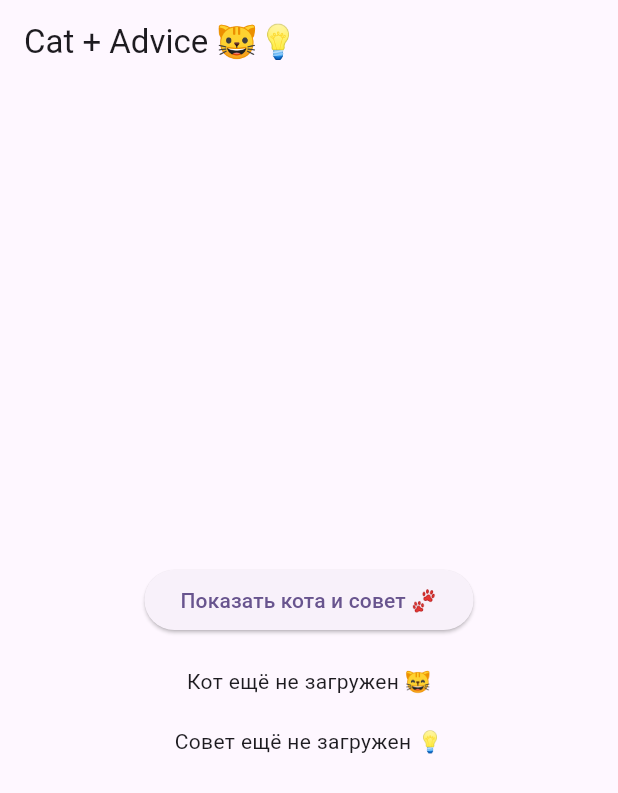
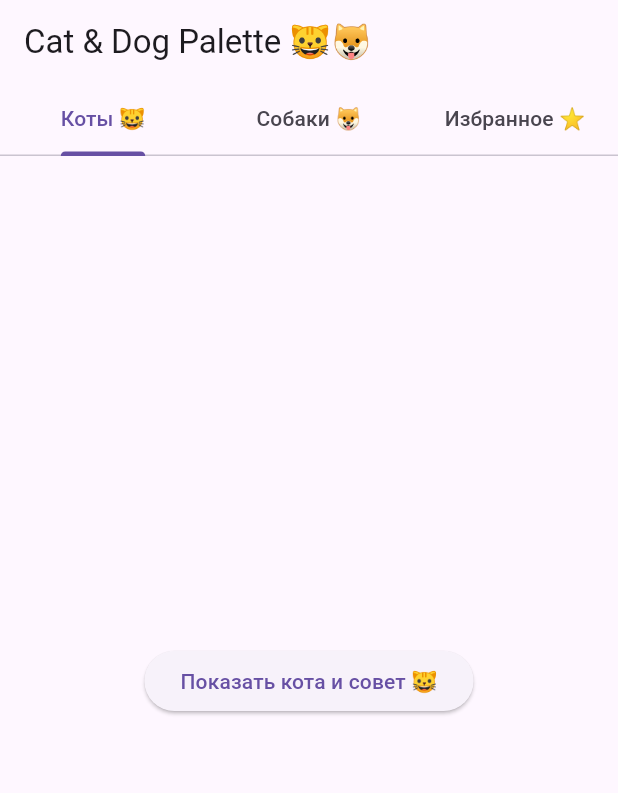
Before and after one commit to ruslanflutterdev/cat_vice, a Flutter app: the screen it shows after launch, on a phone screen of 412 x 824 dp. Shown: the top 793 px of the screen. Run offline on Flutter 3.47's test engine with Material 3 defaults, Android fonts, the phone set to English and light mode, and no system bars.

Commit message:
добавил третитй запрос для поиска собак. добавил TabBar, разделил на отдельные экраны. добавил виджет AnimalCard для отображения фото и совета внутри Card. создал FavoritesProvider для глобального списка. добавил StorageService для сохранения избранных в файлю добавил класс AppRoutes для именнованных маршрутов.

```diff
--- a/lib/main.dart
+++ b/lib/main.dart
@@ -1,5 +1,9 @@
 import 'package:flutter/material.dart';
-import 'screens/cat_advice_screen.dart';
+import 'package:provider/provider.dart';
+import 'routes/app_routes.dart';
+import 'providers/favorites_provider.dart';
+import 'screens/home_screen.dart';
+import 'screens/favorites_tab.dart';
 
 void main() {
   runApp(const MyApp());
@@ -10,12 +14,19 @@ class MyApp extends StatelessWidget {
 
   @override
   Widget build(BuildContext context) {
-    return MaterialApp(
-      title: 'Cat + Advice',
-      theme: ThemeData(
-        colorScheme: ColorScheme.fromSeed(seedColor: Colors.deepPurple),
+    return MultiProvider(
+      providers: [
+        ChangeNotifierProvider(create: (_) => FavoritesProvider()),
+      ],
+      child: MaterialApp(
+        title: 'Cat & Dog Palette',
+        theme: ThemeData(primarySwatch: Colors.blue),
+        initialRoute: AppRoutes.home,
+        routes: {
+          AppRoutes.home: (context) => const HomeScreen(),
+          AppRoutes.favorites: (context) => const FavoritesTab(),
+        },
       ),
-      home: CatAdviceScreen(),
     );
   }
 }
--- /dev/null
+++ b/lib/providers/favorites_provider.dart
@@ -0,0 +1,30 @@
+import 'dart:typed_data';
+import 'package:flutter/material.dart';
+
+class FavoriteItem {
+  final Uint8List imageBytes;
+  final String advice;
+
+  FavoriteItem({required this.imageBytes, required this.advice});
+}
+
+class FavoritesProvider with ChangeNotifier {
+  final List<FavoriteItem> _items = [];
+
+  List<FavoriteItem> get items => List.unmodifiable(_items);
+
+  void addFavorite(FavoriteItem item) {
+    _items.add(item);
+    notifyListeners();
+  }
+
+  void removeFavorite(FavoriteItem item) {
+    _items.remove(item);
+    notifyListeners();
+  }
+
+  void clearFavorites() {
+    _items.clear();
+    notifyListeners();
+  }
+}
--- /dev/null
+++ b/lib/routes/app_routes.dart
@@ -0,0 +1,4 @@
+class AppRoutes {
+  static const String home = '/';
+  static const String favorites = '/favorites';
+}
--- a/lib/screens/cat_advice_screen.dart
+++ /dev/null
@@ -1,75 +0,0 @@
-import 'dart:typed_data';
-import 'package:cat_vice/services/advice_service.dart';
-import 'package:cat_vice/services/cat_service.dart';
-import 'package:flutter/material.dart';
-
-class CatAdviceScreen extends StatefulWidget {
-  const CatAdviceScreen({super.key});
-
-  @override
-  State<CatAdviceScreen> createState() => _CatAdviceScreenState();
-}
-
-class _CatAdviceScreenState extends State<CatAdviceScreen> {
-  final CatService _catService = CatService();
-  final AdviceService _adviceService = AdviceService();
-
-  Uint8List? _catBytes;
-  String? _advice;
-
-  Future<void> _getCatAndAdvice() async {
-    try {
-      final cat = await _catService.fetchRandomCatBytes();
-      final advice = await _adviceService.fetchAdvice();
-      setState(() {
-        _catBytes = cat;
-        _advice = advice;
-      });
-    } catch (e) {
-      debugPrint('Ошибка: $e');
-    }
-  }
-
-  @override
-  Widget build(BuildContext context) {
-    return Scaffold(
-      appBar: AppBar(
-        title: const Text('Cat + Advice 🐱💡'),
-      ),
-      body: Center(
-        child: Column(
-          mainAxisAlignment: MainAxisAlignment.center,
-          children: [
-            ElevatedButton(
-              onPressed: _getCatAndAdvice,
-              child: const Text('Показать кота и совет 🐾'),
-            ),
-            const SizedBox(height: 20),
-            if (_catBytes != null)
-              Image.memory(
-                _catBytes!,
-                width: 250,
-                height: 250,
-                fit: BoxFit.cover,
-              )
-            else
-              const Text('Кот ещё не загружен 😸'),
-
-            const SizedBox(height: 20),
-            if (_advice != null)
-              Padding(
-                padding: const EdgeInsets.symmetric(horizontal: 16.0),
-                child: Text(
-                  '"$_advice"',
-                  textAlign: TextAlign.center,
-                  style: const TextStyle(fontSize: 18, fontStyle: FontStyle.italic),
-                ),
-              )
-            else
-              const Text('Совет ещё не загружен 💡'),
-          ],
-        ),
-      ),
-    );
-  }
-}
--- /dev/null
+++ b/lib/screens/cat_tab.dart
@@ -0,0 +1,59 @@
+import 'dart:typed_data';
+import 'package:cat_vice/services/advice_service.dart';
+import 'package:cat_vice/services/cat_service.dart';
+import 'package:flutter/material.dart';
+import 'package:provider/provider.dart';
+import '../providers/favorites_provider.dart';
+import '../widgets/animal_card.dart';
+
+class CatTab extends StatefulWidget {
+  const CatTab({super.key});
+
+  @override
+  State<CatTab> createState() => _CatTabState();
+}
+
+class _CatTabState extends State<CatTab> {
+  final CatService _catService = CatService();
+  final AdviceService _adviceService = AdviceService();
+
+  Uint8List? _imageBytes;
+  String? _advice;
+
+  Future<void> _load() async {
+    final cat = await _catService.fetchRandomCatBytes();
+    final advice = await _adviceService.fetchAdvice();
+    setState(() {
+      _imageBytes = cat;
+      _advice = advice;
+    });
+  }
+
+  @override
+  Widget build(BuildContext context) {
+    final favorites = Provider.of<FavoritesProvider>(context);
+
+    return Center(
+      child: Column(
+        mainAxisAlignment: MainAxisAlignment.center,
+        children: [
+          ElevatedButton(
+            onPressed: _load,
+            child: Text('Показать кота и совет 🐱'),
+          ),
+          SizedBox(height: 20),
+          if (_imageBytes != null && _advice != null)
+            AnimalCard(
+              imageBytes: _imageBytes!,
+              advice: _advice!,
+              onFavorite: () {
+                favorites.addFavorite(
+                  FavoriteItem(imageBytes: _imageBytes!, advice: _advice!),
+                );
+              },
+            ),
+        ],
+      ),
+    );
+  }
+}
--- /dev/null
+++ b/lib/screens/home_screen.dart
@@ -0,0 +1,34 @@
+import 'package:flutter/material.dart';
+import 'cat_tab.dart';
+import 'dog_tab.dart';
+import 'favorites_tab.dart';
+
+class HomeScreen extends StatelessWidget {
+  const HomeScreen({super.key});
+
+  @override
+  Widget build(BuildContext context) {
+    return DefaultTabController(
+      length: 3,
+      child: Scaffold(
+        appBar: AppBar(
+          title: const Text('Cat & Dog Palette 🐱🐶'),
+          bottom: const TabBar(
+            tabs: [
+              Tab(text: 'Коты 🐱'),
+              Tab(text: 'Собаки 🐶'),
+              Tab(text: 'Избранное ⭐'),
+            ],
+          ),
+        ),
+        body: const TabBarView(
+          children: [
+            CatTab(),
+            DogTab(),
+            FavoritesTab(),
+          ],
+        ),
+      ),
+    );
+  }
+}
--- a/pubspec.yaml
+++ b/pubspec.yaml
@@ -35,6 +35,8 @@ dependencies:
   # Use with the CupertinoIcons class for iOS style icons.
   cupertino_icons: ^1.0.8
   http: ^1.4.0
+  path_provider: ^2.1.5
+  provider: ^6.1.5
 
 dev_dependencies:
   flutter_test:
```
Also changed, not shown: lib/screens/dog_tab.dart (added, +59 -0 lines), lib/screens/favorites_tab.dart (added, +36 -0 lines), lib/services/dog_service.dart (added, +23 -0 lines), lib/storage/storage_service.dart (added, +45 -0 lines), lib/widgets/animal_card.dart (added, +48 -0 lines), pubspec.lock.
